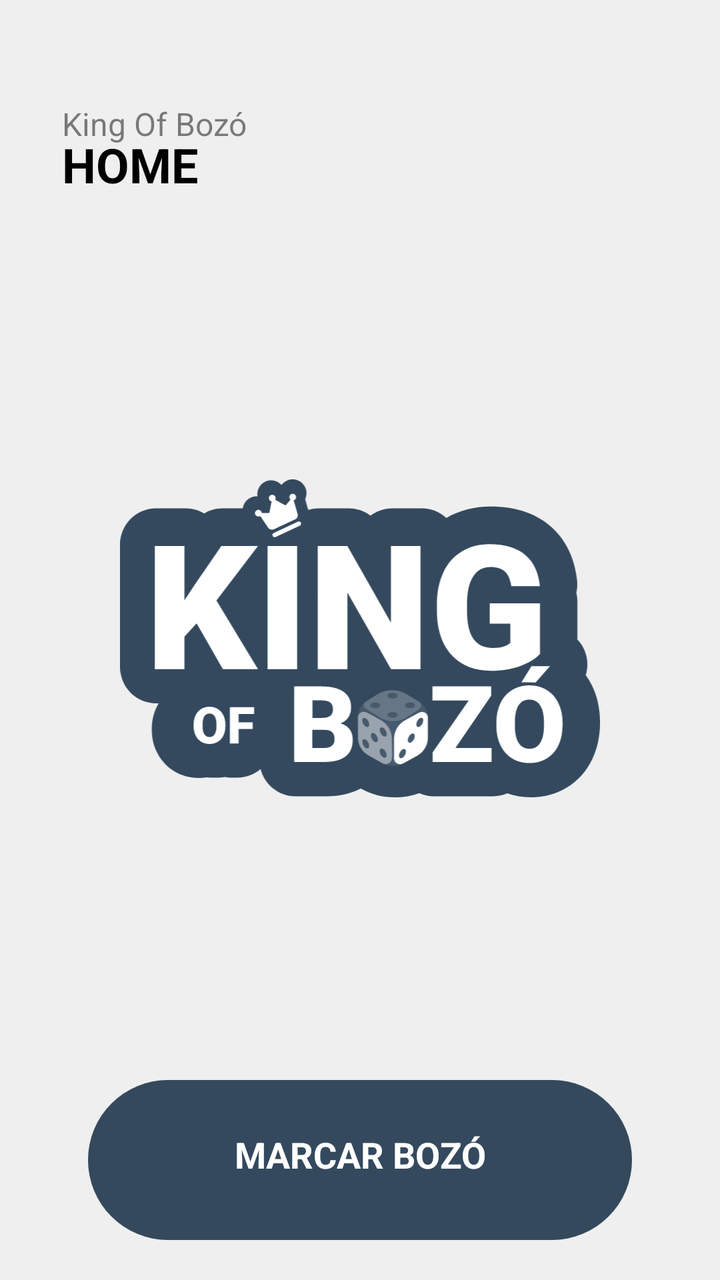
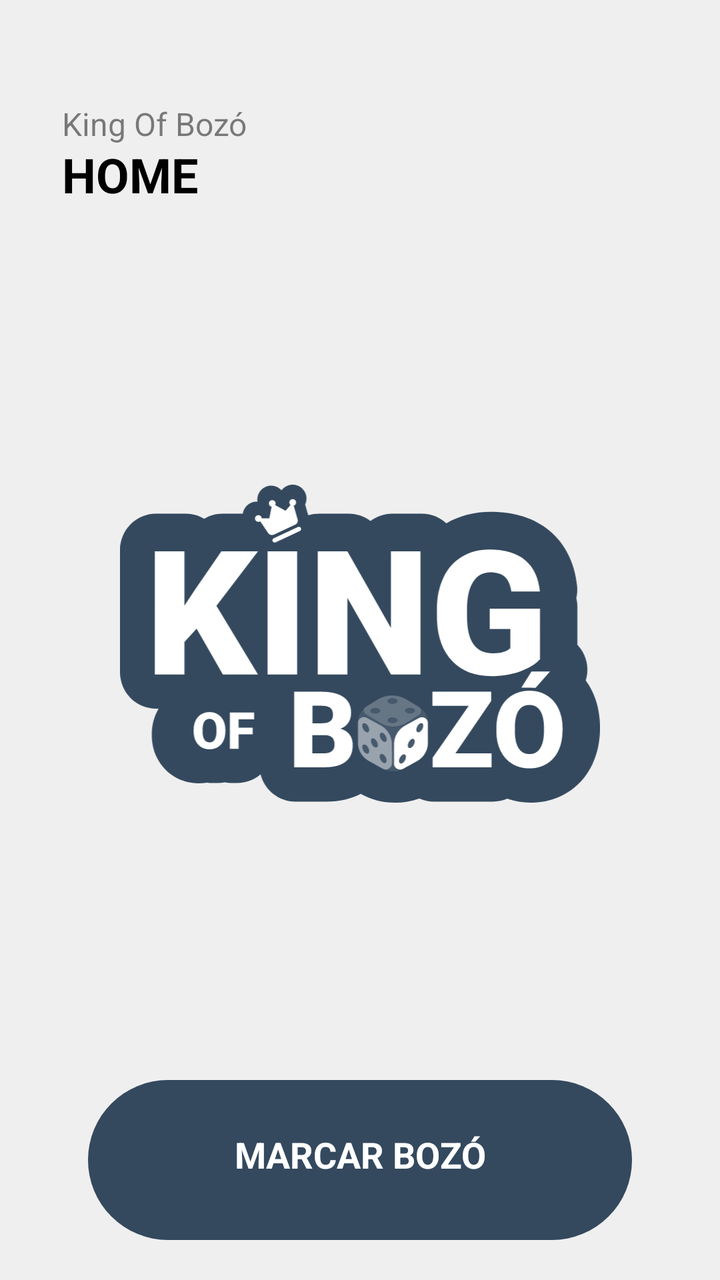

The first picture is an Android layout as it rendered before a commit; the second is the same layout after the commit. The layout source and the unified diff follow.
<!-- AndroidManifest.xml: application theme Base.Theme.KingOfBozo.Standard -->
<!-- res/layout/fragment_home.xml -->
<?xml version="1.0" encoding="utf-8"?>
<androidx.constraintlayout.widget.ConstraintLayout
    xmlns:android="http://schemas.android.com/apk/res/android"
    xmlns:app="http://schemas.android.com/apk/res-auto"
    xmlns:tools="http://schemas.android.com/tools"
    android:layout_width="match_parent"
    android:layout_height="match_parent"
    android:background="?attr/customBackground"
    tools:context=".ui.home.HomeFragment">

    <FrameLayout
        android:id="@+id/text_ajustes_title"
        android:layout_width="match_parent"
        android:layout_height="wrap_content"
        android:paddingHorizontal="15dp"
        android:paddingTop="5dp"
        android:layout_marginTop="36dp"
        android:layout_marginHorizontal="16dp"
        app:layout_constraintStart_toStartOf="parent"
        app:layout_constraintTop_toTopOf="parent">

        <TextView
            android:id="@+id/text_app_title"
            android:layout_width="wrap_content"
            android:layout_height="wrap_content"
            android:layout_marginTop="10dp"
            android:alpha="0.5"
            android:text="@string/king_of_boz"
            android:textColor="?attr/textFillColor"
            android:textSize="16sp" />

        <TextView
            android:id="@+id/text_greeting"
            android:layout_width="wrap_content"
            android:layout_height="wrap_content"
            android:layout_marginTop="25dp"
            android:text="HOME"
            android:textColor="?attr/textFillColor"
            android:textSize="24sp"
            android:textStyle="bold" />


    </FrameLayout>

    <ImageView
        android:id="@+id/image_logo_fundo"
        android:layout_width="match_parent"
        android:layout_height="wrap_content"
        android:layout_marginHorizontal="60dp"
        android:adjustViewBounds="true"
        android:contentDescription="@string/logo_king_of_boz"
        android:src="@drawable/fundo_logo"
        android:transitionName="logo_fundo_main"
        app:layout_constraintBottom_toTopOf="@+id/button_marcador"
        app:layout_constraintTop_toBottomOf="@+id/text_ajustes_title"
        app:tint="?attr/colorPrimary"
        tools:ignore="MissingConstraints" />

    <FrameLayout
        android:id="@+id/logo_container"
        android:layout_width="match_parent"
        android:layout_height="wrap_content"
        android:layout_marginHorizontal="60dp"
        android:transitionName="logo_main"
        app:layout_constraintBottom_toTopOf="@+id/button_marcador"
        app:layout_constraintTop_toBottomOf="@+id/text_ajustes_title">

        
        <ImageView
            android:id="@+id/letter_k"
            android:layout_width="match_parent"
            android:layout_height="wrap_content"
            android:adjustViewBounds="true"
            android:src="@drawable/logo_k"
            tools:ignore="ContentDescription" />

        <ImageView
            android:id="@+id/letter_i"
            android:layout_width="match_parent"
            android:layout_height="wrap_content"
            android:adjustViewBounds="true"
            android:src="@drawable/logo_i"
            tools:ignore="ContentDescription" />

        <ImageView
            android:id="@+id/letter_n"
            android:layout_width="match_parent"
            android:layout_height="wrap_content"
            android:adjustViewBounds="true"
            android:src="@drawable/logo_n"
            tools:ignore="ContentDescription" />

        <ImageView
            android:id="@+id/letter_g"
            android:layout_width="match_parent"
            android:layout_height="wrap_content"
            android:adjustViewBounds="true"
            android:src="@drawable/logo_g"
            tools:ignore="ContentDescription" />

        
        <ImageView
            android:id="@+id/letter_o_of"
            android:layout_width="match_parent"
            android:layout_height="wrap_content"
            android:adjustViewBounds="true"
            android:src="@drawable/logo_o_of"
            tools:ignore="ContentDescription" />

        <ImageView
            android:id="@+id/letter_f"
            android:layout_width="match_parent"
            android:layout_height="wrap_content"
            android:adjustViewBounds="true"
            android:src="@drawable/logo_f"
            tools:ignore="ContentDescription" />

        
        <ImageView
            android:id="@+id/letter_b"
            android:layout_width="match_parent"
            android:layout_height="wrap_content"
            android:adjustViewBounds="true"
            android:src="@drawable/logo_b"
            tools:ignore="ContentDescription" />

        <ImageView
            android:id="@+id/logo_dice"
            android:layout_width="match_parent"
            android:layout_height="wrap_content"
            android:adjustViewBounds="true"
            android:src="@drawable/logo_dice"
            tools:ignore="ContentDescription" />

        <ImageView
            android:id="@+id/letter_z"
            android:layout_width="match_parent"
            android:layout_height="wrap_content"
            android:adjustViewBounds="true"
            android:src="@drawable/logo_z"
            tools:ignore="ContentDescription" />

        <ImageView
            android:id="@+id/letter_o_bzo"
            android:layout_width="match_parent"
            android:layout_height="wrap_content"
            android:adjustViewBounds="true"
            android:src="@drawable/logo_o_bzo"
            tools:ignore="ContentDescription" />

        
        <ImageView
            android:id="@+id/crown"
            android:layout_width="match_parent"
            android:layout_height="wrap_content"
            android:adjustViewBounds="true"
            android:src="@drawable/logo_crown"
            tools:ignore="ContentDescription" />

    </FrameLayout>


    <TextView
        android:id="@+id/button_marcador"
        android:layout_width="match_parent"
        android:layout_height="80dp"
        android:layout_marginHorizontal="44dp"
        android:layout_marginBottom="20dp"
        android:background="@drawable/background_card_btn_repouso_destaque_menu"
        android:backgroundTint="?attr/colorPrimary"
        android:gravity="top|center"
        android:paddingTop="25dp"
        android:text="MARCAR BOZÓ"
        android:textColor="?attr/customTextBackground"
        android:textSize="18sp"
        android:textStyle="bold"
        app:layout_constraintBottom_toBottomOf="parent"
        app:layout_constraintEnd_toEndOf="parent"
        app:layout_constraintStart_toStartOf="parent" />


</androidx.constraintlayout.widget.ConstraintLayout>
<!-- resources referenced by this layout -->
<resources>
  <!-- drawable background_card_btn_repouso_destaque_menu (drawable) -->
  <shape xmlns:android="http://schemas.android.com/apk/res/android"
      android:shape="rectangle">
      <solid android:color="@color/fundo_light" />
      <corners
          android:topLeftRadius="40dp"
          android:topRightRadius="40dp"
          android:bottomLeftRadius="40dp"
          android:bottomRightRadius="40dp" />
  </shape>
  <!-- drawable logo_b (drawable) -->
  <vector xmlns:android="http://schemas.android.com/apk/res/android" android:width="1174.4dp" android:height="778.5dp" android:viewportWidth="1174.4" android:viewportHeight="778.5">
    <path android:pathData="M426,692v-185.1h66.5c23.8,0 41.9,4.4 54.3,13.1 12.4,8.7 18.6,21.4 18.6,38 0,9.6 -2.2,17.8 -6.6,24.5 -4.4,6.8 -10.9,11.8 -19.5,15 9.7,2.5 17.1,7.3 22.3,14.2 5.2,6.9 7.8,15.4 7.8,25.4 0,18.1 -5.7,31.8 -17.2,40.9 -11.5,9.1 -28.5,13.8 -51,13.9h-75.1ZM470.6,584.1h23.3c9.8,-0.1 16.7,-1.9 20.9,-5.4 4.2,-3.5 6.2,-8.6 6.2,-15.4 0,-7.8 -2.3,-13.4 -6.7,-16.9 -4.5,-3.4 -11.7,-5.2 -21.7,-5.2h-21.9v42.8ZM470.6,613.3v44.4h29.2c8.1,0 14.2,-1.8 18.6,-5.5 4.3,-3.7 6.5,-8.9 6.5,-15.6 0,-15.4 -7.7,-23.2 -23,-23.3h-31.3Z" android:fillColor="#fff"/>
  </vector>
  <!-- drawable logo_f (drawable) -->
  <vector xmlns:android="http://schemas.android.com/apk/res/android" android:width="1174.4dp" android:height="778.5dp" android:viewportWidth="1174.4" android:viewportHeight="778.5">
    <path android:pathData="M324.4,611.3h-34.5v35.3h-21.4v-88.8h59.4v16.5h-38v20.4h34.5v16.5Z" android:fillColor="#fff"/>
  </vector>
  <!-- drawable logo_i (drawable) -->
  <vector xmlns:android="http://schemas.android.com/apk/res/android" android:width="1174.4dp" android:height="778.5dp" android:viewportWidth="1174.4" android:viewportHeight="778.5">
    <path android:pathData="M433.2,464.6h-72.4V163.3h72.4v301.3Z" android:fillColor="#fff"/>
  </vector>
  <!-- drawable logo_k (drawable) -->
  <vector xmlns:android="http://schemas.android.com/apk/res/android" android:width="1174.4dp" android:height="778.5dp" android:viewportWidth="1174.4" android:viewportHeight="778.5">
    <path android:pathData="M187.1,352.4l-29.8,32.7v79.5h-72.6V163.3h72.6v132.9l25.3,-38.3 65,-94.6h89.8l-101.8,133.3 101.8,168h-86.1l-64.2,-112.2Z" android:fillColor="#fff"/>
  </vector>
  <!-- drawable logo_n (drawable) -->
  <vector xmlns:android="http://schemas.android.com/apk/res/android" android:width="1174.4dp" android:height="778.5dp" android:viewportWidth="1174.4" android:viewportHeight="778.5">
    <path android:pathData="M735.3,464.6h-72.2l-106.8,-187.5v187.5h-72.6V163.3h72.6l106.6,187.5v-187.5h72.4v301.3Z" android:fillColor="#fff"/>
  </vector>
  <!-- drawable logo_z (drawable) -->
  <vector xmlns:android="http://schemas.android.com/apk/res/android" android:width="1174.4dp" android:height="778.5dp" android:viewportWidth="1174.4" android:viewportHeight="778.5">
    <path android:pathData="M820.8,657.7h88.5v34.3h-144.2v-23.5l88.2,-127.1h-88.7v-34.5h143.8v22.9l-87.6,127.9Z" android:fillColor="#fff"/>
  </vector>
  <string name="king_of_boz">King Of Bozó</string>
  <string name="logo_king_of_boz">Logo King of Bozó</string>
  <color name="fundo_light">#EFEFEF</color>
  <color name="padrao">#34495e</color>
  <color name="text_dark">#000000</color>
  <color name="text_light">#FFFFFF</color>
  <color name="icon_dark">#000000</color>
  <color name="icon_light">#FFFFFF</color>
  <color name="card_light">#FFFFFF</color>
  <color name="card_dark">#313131</color>
  <!-- unchanged entries left out for length: 8 -->
</resources>

<!-- the commit's change to res/layout/fragment_home.xml (unified diff, before → after) -->
@@ -33,7 +33,7 @@
             android:id="@+id/text_greeting"
             android:layout_width="wrap_content"
             android:layout_height="wrap_content"
-            android:layout_marginTop="25dp"
+            android:layout_marginTop="30dp"
             android:text="HOME"
             android:textColor="?attr/textFillColor"
             android:textSize="24sp"
